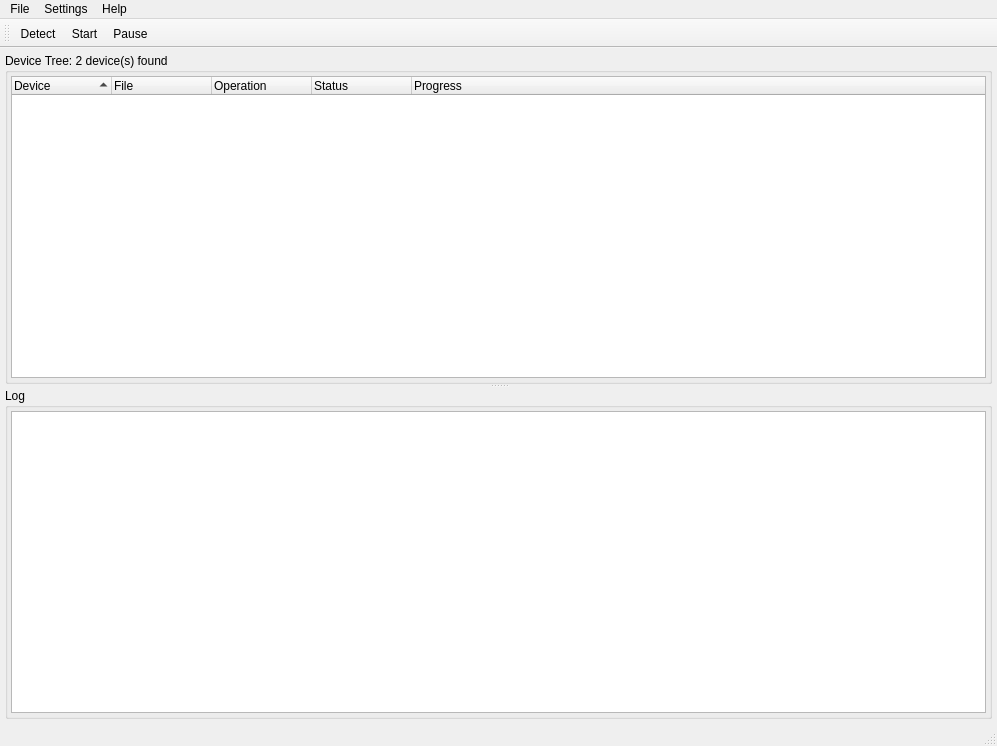
First picture: the form in src/ProgrammerGui/ProgrammerMain.ui, repository os-fpga/FOEDAG, before the edit.
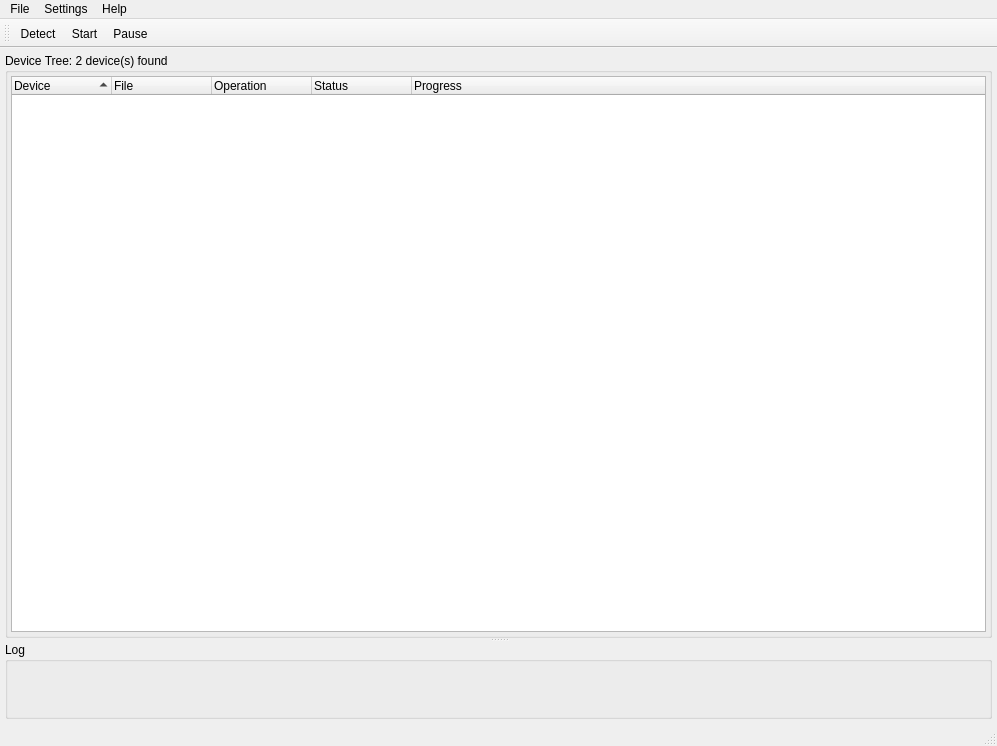
Second picture: the form after the edit. Icons and pictures are not drawn.

Commit message: Add tcl console to programmer

```diff
--- a/src/ProgrammerGui/ProgrammerMain.ui
+++ b/src/ProgrammerGui/ProgrammerMain.ui
@@ -124,27 +124,6 @@
         <property name="spacing">
          <number>3</number>
         </property>
-        <item row="0" column="0">
-         <widget class="QPlainTextEdit" name="plainTextEdit">
-          <property name="sizePolicy">
-           <sizepolicy hsizetype="Preferred" vsizetype="Preferred">
-            <horstretch>0</horstretch>
-            <verstretch>0</verstretch>
-           </sizepolicy>
-          </property>
-          <property name="font">
-           <font>
-            <family>Courier New</family>
-           </font>
-          </property>
-          <property name="readOnly">
-           <bool>true</bool>
-          </property>
-          <property name="plainText">
-           <string/>
-          </property>
-         </widget>
-        </item>
        </layout>
       </widget>
      </widget>
```
The commit also changes 2 other files.
